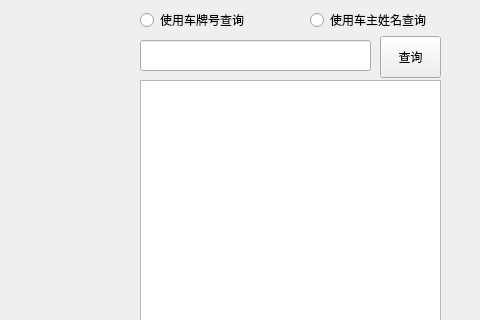
The window that resources/ui/SearchTab.ui (BluesJiang/PlateRecognition) describes before a commit, drawn with Qt 5; both pictures show x 570 to 1050 and y 0 to 320 of the 1050 by 500 pixel window.
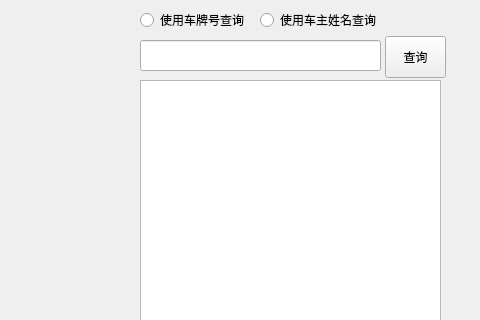
The same window after the commit.

Diff of the .ui file:
```diff
--- a/resources/ui/SearchTab.ui
+++ b/resources/ui/SearchTab.ui
@@ -16,7 +16,7 @@
   <widget class="QLabel" name="label">
    <property name="geometry">
     <rect>
-     <x>220</x>
+     <x>230</x>
      <y>40</y>
      <width>441</width>
      <height>421</height>
@@ -54,7 +54,7 @@
     <rect>
      <x>710</x>
      <y>40</y>
-     <width>231</width>
+     <width>241</width>
      <height>31</height>
     </rect>
    </property>
@@ -62,12 +62,15 @@
   <widget class="QPushButton" name="searchButton">
    <property name="geometry">
     <rect>
-     <x>950</x>
+     <x>955</x>
      <y>36</y>
      <width>61</width>
      <height>42</height>
     </rect>
    </property>
+   <property name="styleSheet">
+    <string notr="true"/>
+   </property>
    <property name="text">
     <string>查询</string>
    </property>
@@ -91,7 +94,7 @@
   <widget class="QRadioButton" name="nameRadioButton">
    <property name="geometry">
     <rect>
-     <x>880</x>
+     <x>830</x>
      <y>10</y>
      <width>131</width>
      <height>20</height>
```
Left out of the diff: 6 changed lines with no effect on the pictures.
